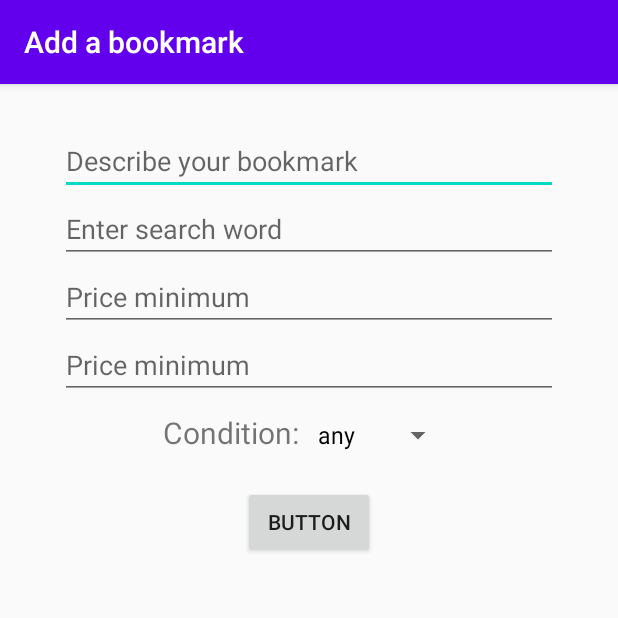
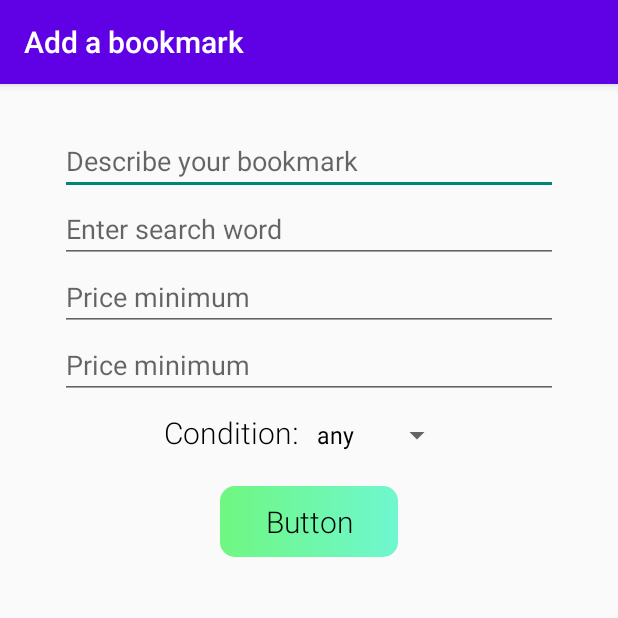
Before and after one commit to nabinchaulagain/hamrobazar_bookmarks_app, an Android app: the AddBookmarkActivity screen opened directly, with no data from a screen before it, on a phone screen of 412 x 824 dp, the top half of it. Run offline under Robolectric (Android 15) with nearby library versions, the phone set to English and light mode, and no system bars; our stand-ins replace Volley; network calls fail.

Commit message:
ui changes

```diff
--- a/app/src/main/java/com/example/tracker/MainActivity.java
+++ b/app/src/main/java/com/example/tracker/MainActivity.java
@@ -61,6 +61,7 @@ public class MainActivity extends BaseActivity implements BottomNavigationView.O
                 break;
             case R.id.navigation_profile:
                 newFragment = new ProfileFragment(this);
+                setTitle("Your profile");
                 break;
             default:
                 newFragment = new BookmarksFragment();
--- a/app/src/main/java/com/example/tracker/SplashActivity.java
+++ b/app/src/main/java/com/example/tracker/SplashActivity.java
@@ -69,6 +69,7 @@ public class SplashActivity extends BaseActivity implements Response.ErrorListen
             @Override
             public void run() {
                 Intent intent = new Intent(SplashActivity.this,LoginActivity.class);
+                intent.addFlags(Intent.FLAG_ACTIVITY_NEW_TASK | Intent.FLAG_ACTIVITY_CLEAR_TASK);
                 startActivity(intent);
             }
         };
--- a/app/src/main/java/com/example/tracker/adapters/NotificationAdapter.java
+++ b/app/src/main/java/com/example/tracker/adapters/NotificationAdapter.java
@@ -20,6 +20,7 @@ import com.android.volley.toolbox.JsonObjectRequest;
 import com.android.volley.toolbox.Volley;
 import com.example.tracker.Constants;
 import com.example.tracker.R;
+import com.example.tracker.misc.RequestFactory;
 import com.example.tracker.models.Item;
 import com.example.tracker.models.Notification;
 
@@ -81,7 +82,8 @@ public class NotificationAdapter extends RecyclerView.Adapter<NotificationHolder
 
     public void setNotificationReceived(String notificationId){
         RequestQueue queue = Volley.newRequestQueue(context);
-        queue.add(new JsonObjectRequest(
+        queue.add(RequestFactory.makeJsonObjectRequest(
+                context,
                 Request.Method.POST,
                 Constants.API_URL + "/notifications/"+ notificationId,
                 null,
--- a/app/src/main/java/com/example/tracker/models/Bookmark.java
+++ b/app/src/main/java/com/example/tracker/models/Bookmark.java
@@ -48,12 +48,14 @@ public class Bookmark {
             }
         }
         catch(JSONException ex){
+            ex.printStackTrace();
         }
         return object;
     }
 
     @Override
-    public String toString() {
+    public String
+    toString() {
         return "Bookmark{" +
                 "id='" + id + '\'' +
                 ", name='" + name + '\'' +
--- /dev/null
+++ b/app/src/main/res/drawable/btn_danger_background.xml
@@ -0,0 +1,6 @@
+<?xml version="1.0" encoding="utf-8"?>
+<shape android:shape="rectangle"
+    xmlns:android="http://schemas.android.com/apk/res/android">
+    <solid android:color="@color/colorDanger" />
+    <corners android:radius="20dp"/>
+</shape>
--- /dev/null
+++ b/app/src/main/res/drawable/btn_default_background.xml
@@ -0,0 +1,6 @@
+<?xml version="1.0" encoding="utf-8"?>
+<shape android:shape="rectangle"
+    xmlns:android="http://schemas.android.com/apk/res/android">
+    <gradient android:startColor="#6ff781" android:endColor="#6ff7d0"/>
+    <corners android:radius="10dp"/>
+</shape>
--- a/app/src/main/res/layout/activity_splash.xml
+++ b/app/src/main/res/layout/activity_splash.xml
@@ -5,7 +5,7 @@
     android:layout_width="match_parent"
     android:layout_height="match_parent"
     tools:context=".SplashActivity"
-    android:background="#c8a9fc">
+    android:background="@drawable/gradient_background">
 
     <LinearLayout
         android:layout_width="wrap_content"
@@ -27,7 +27,8 @@
             style="?android:attr/progressBarStyle"
             android:layout_width="wrap_content"
             android:layout_height="wrap_content"
-            android:layout_marginTop="5dp" />
+            android:layout_marginTop="5dp"
+            android:progressTint="#1164FF" />
     </LinearLayout>
 
 </androidx.constraintlayout.widget.ConstraintLayout>
--- a/app/src/main/res/layout/fragment_profile.xml
+++ b/app/src/main/res/layout/fragment_profile.xml
@@ -131,13 +131,15 @@
         >
 
         <Button
+            android:id="@+id/logoutBtn"
+            style="@style/BtnDangerStyle"
             android:layout_width="wrap_content"
             android:layout_height="wrap_content"
-            android:id="@+id/logoutBtn"
             android:text="Logout"
             app:layout_constraintBottom_toBottomOf="parent"
             app:layout_constraintEnd_toEndOf="parent"
             app:layout_constraintStart_toStartOf="parent"
-            app:layout_constraintTop_toTopOf="parent" />
+            app:layout_constraintTop_toTopOf="parent"
+            app:layout_constraintVertical_bias="0.060000002" />
     </androidx.constraintlayout.widget.ConstraintLayout>
 </LinearLayout>
--- a/app/src/main/res/layout/view_auth_form.xml
+++ b/app/src/main/res/layout/view_auth_form.xml
@@ -7,8 +7,8 @@
     android:orientation="vertical">
 
     <ImageView
-        android:layout_width="match_parent"
-        android:layout_height="wrap_content"
+        android:layout_width="150dp"
+        android:layout_height="150dp"
         android:contentDescription="App image"
         app:srcCompat="@drawable/app_logo" />
 
--- a/app/src/main/res/values/colors.xml
+++ b/app/src/main/res/values/colors.xml
@@ -1,6 +1,5 @@
 <?xml version="1.0" encoding="utf-8"?>
 <resources>
-    <color name="colorPrimary">#6200EE</color>
-    <color name="colorPrimaryDark">#3700B3</color>
-    <color name="colorAccent">#03DAC5</color>
+    <color name="colorPrimary">#5F00E5</color>
+    <color name="colorDanger">#FC4545</color>
 </resources>
--- a/app/src/main/res/values/styles.xml
+++ b/app/src/main/res/values/styles.xml
@@ -2,10 +2,32 @@
 
     <!-- Base application theme. -->
     <style name="AppTheme" parent="Theme.AppCompat.Light.DarkActionBar">
-        <!-- Customize your theme here. -->
         <item name="colorPrimary">@color/colorPrimary</item>
-        <item name="colorPrimaryDark">@color/colorPrimaryDark</item>
-        <item name="colorAccent">@color/colorAccent</item>
+        <item name="android:textViewStyle">
+            @style/TextViewDefaultStyle
+        </item>
+        <item name="android:buttonStyle">
+            @style/BtnDefaultStyle
+        </item>
+
     </style>
-
+    <style name="TextViewDefaultStyle" parent="android:Widget.TextView">
+        <item name="android:textColor">#000000</item>
+        <item name="fontFamily">sans-serif-light</item>
+    </style>
+    <style name="BtnDefaultStyle" parent="android:Widget.Button">
+        <item name="android:textAllCaps">false</item>
+        <item name="fontFamily">sans-serif-light</item>
+        <item name="android:paddingTop">10dp</item>
+        <item name="android:paddingBottom">10dp</item>
+        <item name="android:paddingLeft">30dp</item>
+        <item name="android:paddingRight">30dp</item>
+        <item name="android:textSize">20dp</item>
+        <item name="android:background">@drawable/btn_default_background</item>
+    </style>
+    <style name="BtnDangerStyle">
+        <item name="android:background">@drawable/btn_danger_background</item>
+        <item name="android:textColor">#fff</item>
+        <item name="android:textStyle">bold</item>
+    </style>
 </resources>
```
Also changed, not shown: app/src/main/java/com/example/tracker/NotificationsFragment.java (+4 -3 lines), app/src/main/res/drawable/gradient_background.xml (added, +7 -0 lines), app/src/main/res/layout/fragment_notifications.xml (+2 -6 lines), app/src/main/res/drawable-v24/app_logo.png (deleted), app/src/main/res/drawable/app_logo.png (added).
